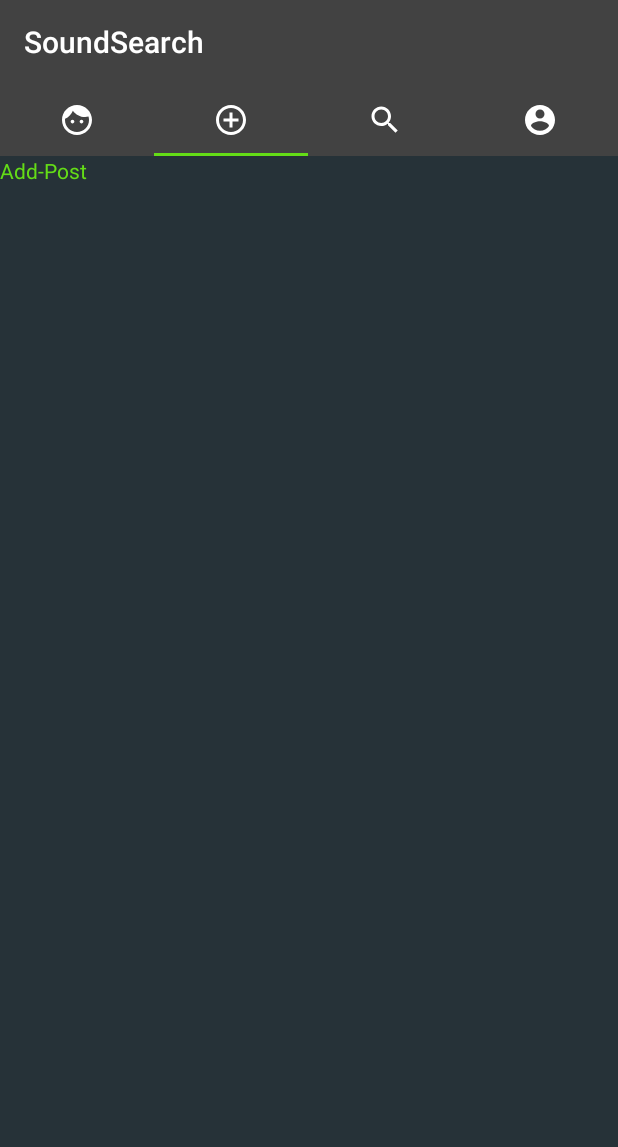
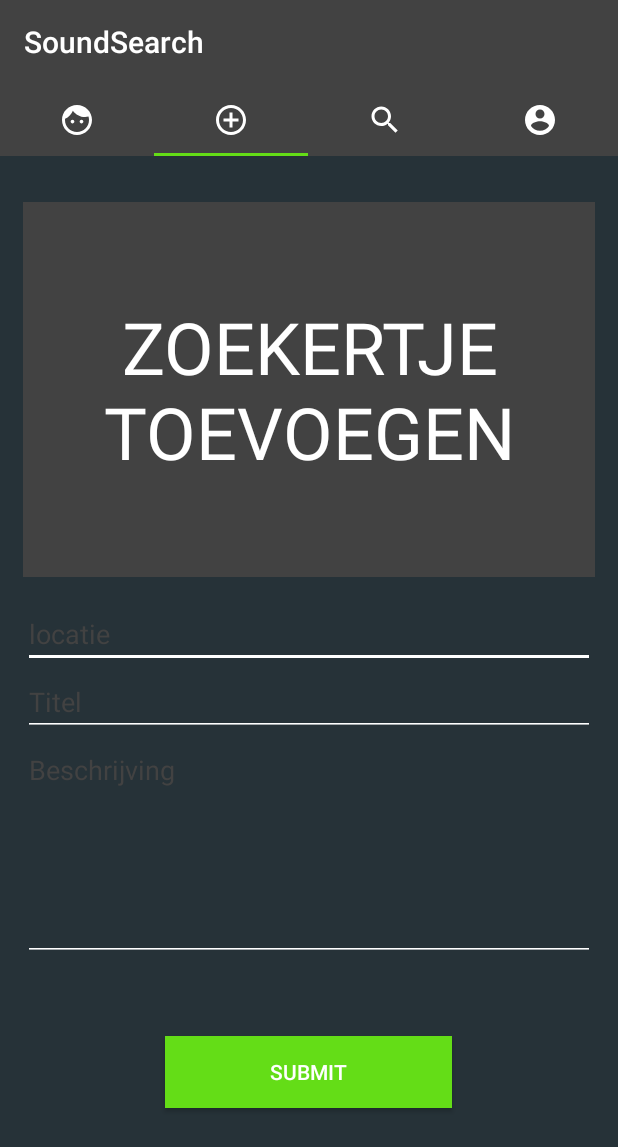
Before and after one commit to LeunensMichiel/Artisthunt-Android, an Android app: the screen it shows after launch (MainActivity), tab 2 chosen, on a phone screen of 412 x 824 dp. Shown: the top 1147 px of the screen. Run offline under Robolectric (Android 15) with nearby library versions, the phone set to English and light mode, and no system bars.

Commit message:
Search en Add Post UI

```diff
--- a/app/src/main/java/com/leunesmedia/soundhub/Domain/Post.kt
+++ b/app/src/main/java/com/leunesmedia/soundhub/Domain/Post.kt
@@ -2,5 +2,6 @@ package com.leunesmedia.soundhub.Domain
 
 import java.io.Serializable
 
+//TODO (Moeten nog audiobestand bij, een locatie, een genre)
 data class Post(val ID: Int, val titel: String, val imgResourceId: String, val tekst: String) {
 }
--- a/app/src/main/java/com/leunesmedia/soundhub/Fragments/Fragment_Posts.kt
+++ b/app/src/main/java/com/leunesmedia/soundhub/Fragments/Fragment_Posts.kt
@@ -33,7 +33,7 @@ class Fragment_Posts : Fragment() {
 
     private  fun addPostsToPosts() {
 
-        posts.add(Post(1, "ZANGER GEZOCHT", "3", "lorem ipsum lorem ipsum lorem ipsum"))
+        posts.add(Post(1, "ZANGER GEZOCHT", "3", "lorem ipsum lorem ipsum lorem ipsum" ))
         posts.add(Post(1, "Bassist GEZOCHT", "3", "lorem ipsum lorem ipsum lorem ipsum"))
         posts.add(Post(1, "Ik kan zingen!", "3", "lorem ipsum lorem ipsum lorem ipsum"))
         posts.add(Post(1, "Wij zoeken een drummer", "3", "lorem ipsum lorem ipsum lorem ipsum"))
--- a/app/src/main/res/layout/newpost_fragment.xml
+++ b/app/src/main/res/layout/newpost_fragment.xml
@@ -3,10 +3,83 @@
               android:orientation="vertical"
               android:layout_width="match_parent"
               android:layout_height="match_parent"
-              android:background="@color/backgroundFragment">
-    <TextView
-            android:text="Add-Post"
-            android:layout_width="match_parent"
-            android:layout_height="wrap_content"
-            android:textColor="@color/colorAccent"/>
+              android:background="@color/backgroundFragment"
+              android:padding="15dp">
+
+    <ScrollView android:layout_width="match_parent"
+                android:layout_height="match_parent"
+                android:scrollbars="none">
+        <LinearLayout android:layout_width="match_parent"
+                      android:layout_height="match_parent"
+                      android:orientation="vertical">
+
+            <RelativeLayout android:layout_width="match_parent" android:layout_height="250dp"
+                            android:layout_marginTop="15dp"
+                            android:layout_marginBottom="15dp"
+                            android:gravity="center_vertical">
+                <ImageView android:layout_width="match_parent"
+                           android:layout_height="match_parent"
+                           android:background="@color/colorPrimary"
+                />
+                <TextView
+                        android:text="ZOEKERTJE TOEVOEGEN"
+                        android:layout_width="wrap_content"
+                        android:layout_height="wrap_content"
+                        android:textColor="#FFF"
+                        android:gravity="center_horizontal"
+                        android:textSize="48sp"
+                        android:layout_centerInParent="true"
+                />
+
+            </RelativeLayout>
+
+            <EditText
+                    android:layout_width="match_parent"
+                    android:layout_height="wrap_content"
+                    android:inputType="textPostalAddress"
+                    android:hint="locatie"
+                    android:textColorHint="@color/colorPrimary"
+                    android:ems="10"
+                    android:id="@+id/locatie_id_toevoegen"
+                    android:textColor="#FFF"
+                    android:backgroundTint="#FFF"/>
+            <EditText
+                    android:layout_width="match_parent"
+                    android:layout_height="wrap_content"
+                    android:inputType="text"
+                    android:hint="Titel"
+                    android:textColorHint="@color/colorPrimary"
+                    android:ems="10"
+                    android:id="@+id/titel_id_toevoegen"
+                    android:textColor="#FFF"
+                    android:backgroundTint="#FFF"/>
+            <EditText
+                    android:layout_width="match_parent"
+                    android:layout_height="150dp"
+                    android:inputType="textMultiLine"
+                    android:ems="10"
+                    android:hint="Beschrijving"
+                    android:textColorHint="@color/colorPrimary"
+                    android:gravity="top"
+                    android:id="@+id/tekst_id_toevoegen"
+                    android:textColor="#FFF"
+                    android:backgroundTint="#FFF"/>
+
+
+            <Button
+                    android:layout_width="wrap_content"
+                    android:layout_height="wrap_content"
+                    android:layout_gravity="center_horizontal"
+                    android:background="@color/colorAccent"
+                    android:elevation="4dp"
+                    android:layout_marginTop="50dp"
+                    android:paddingLeft="70dp"
+                    android:paddingRight="70dp"
+                    android:text="Submit"
+                    android:layout_marginBottom="15dp"
+                    android:textColor="#fff"/>
+        </LinearLayout>
+
+    </ScrollView>
+
 </LinearLayout>
--- a/app/src/main/res/layout/search_fragment.xml
+++ b/app/src/main/res/layout/search_fragment.xml
@@ -3,11 +3,11 @@
               android:orientation="vertical"
               android:layout_width="match_parent"
               android:layout_height="match_parent"
-              android:background="@color/backgroundFragment">
-    <TextView
-            android:text="Search"
+              android:background="@color/backgroundFragment"
+                android:padding="15dp">
+
+
+    <SearchView
             android:layout_width="match_parent"
-            android:layout_height="wrap_content"
-            android:textColor="@color/colorAccent"/>
-
+            android:layout_height="wrap_content"/>
 </LinearLayout>
```
